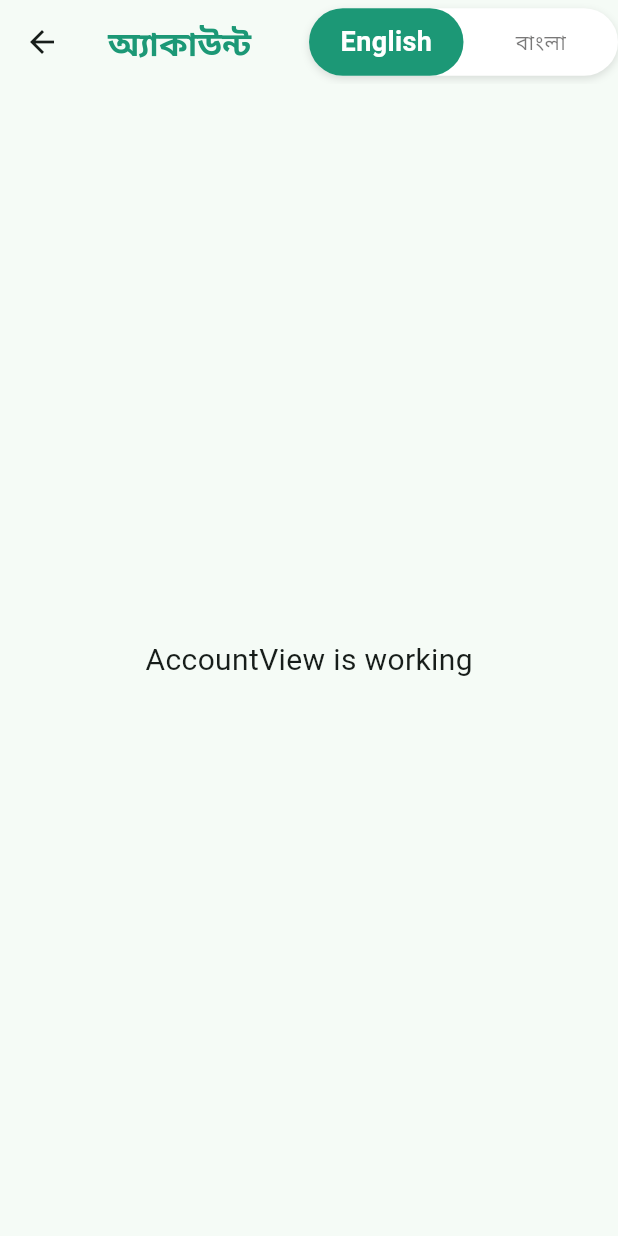
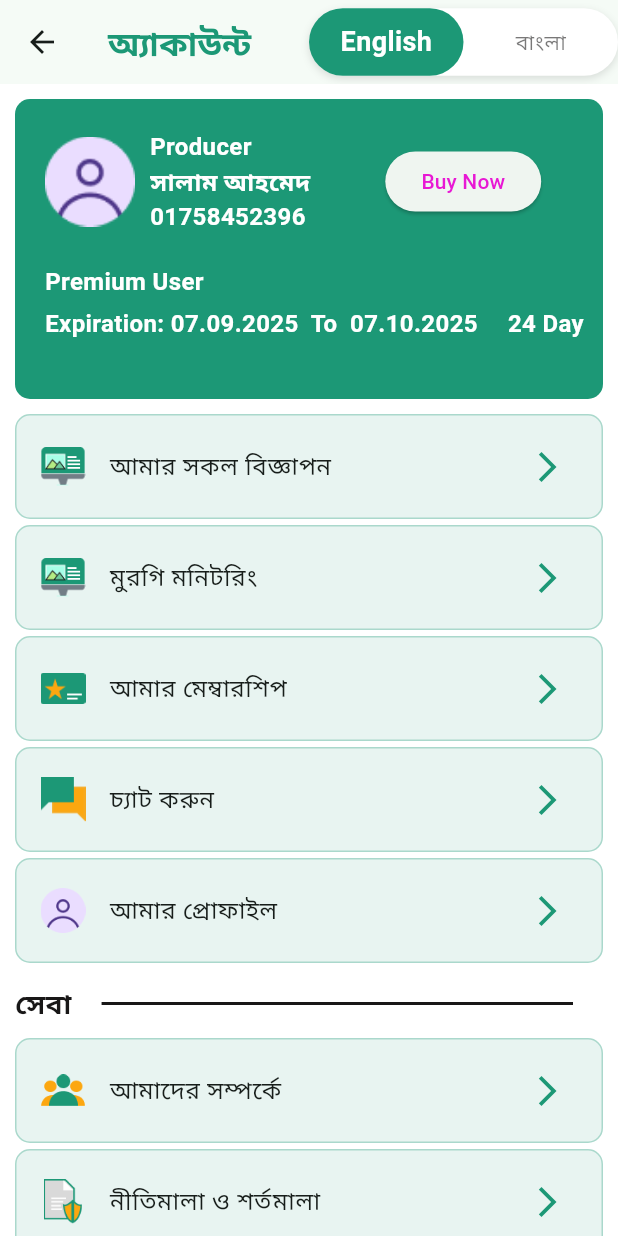
Before and after one commit to Milon3658/chicken_app, a Flutter app: the AccountView screen opened by its route, on a phone screen of 412 x 824 dp. Run offline on Flutter 3.47's test engine with Material 3 defaults, Android fonts, the phone set to English and light mode, and no system bars; drawn by our look-alikes of flutter_toggle_tab; our stand-ins replace gap, get.

Commit message:
Add new image assets and create ProfileTile widget for user profiles

```diff
--- a/lib/app/modules/account/views/account_view.dart
+++ b/lib/app/modules/account/views/account_view.dart
@@ -1,6 +1,9 @@
 import 'package:chicken/app/data/AppColors.dart';
+import 'package:chicken/app/modules/account/widgets/ProfileTile.dart';
+import 'package:chicken/app/modules/account/widgets/UserInfoCard.dart';
 import 'package:flutter/material.dart';
 import 'package:flutter_toggle_tab/flutter_toggle_tab.dart';
+import 'package:gap/gap.dart';
 import 'package:get/get.dart';
 import '../controllers/account_controller.dart';
 
@@ -13,6 +16,7 @@ class AccountView extends GetView<AccountController> {
       DataTab(title: "বাংলা"),
     ];
     return Scaffold(
+      backgroundColor: Colors.white,
       appBar: AppBar(
         title: Text(
           'অ্যাকাউন্ট',
@@ -40,10 +44,58 @@ class AccountView extends GetView<AccountController> {
               )),
         ],
       ),
-      body: const Center(
-        child: Text(
-          'AccountView is working',
-          style: TextStyle(fontSize: 20),
+      body: SingleChildScrollView(
+        child: Padding(
+          padding: const EdgeInsets.symmetric(horizontal: 10),
+          child: Column(
+            children: [
+              Gap(10),
+              Userinfocard(),
+              Gap(10),
+              Profiletile(
+                  title: 'আমার সকল বিজ্ঞাপন', image: 'assets/images/pc.png'),
+              Profiletile(
+                  title: 'মুরগি মনিটরিং', image: 'assets/images/pc.png'),
+              Profiletile(
+                  title: 'আমার মেম্বারশিপ', image: 'assets/images/member.png'),
+              Profiletile(title: 'চ্যাট করুন', image: 'assets/images/chat.png'),
+              Profiletile(
+                  title: 'আমার প্রোফাইল',
+                  image: 'assets/images/profileImg.png'),
+              Gap(10),
+              Row(
+                children: [
+                  Text(
+                    'সেবা',
+                    style: TextStyle(
+                        color: greyText,
+                        fontWeight: FontWeight.bold,
+                        fontSize: 18),
+                  ),
+                  Expanded(
+                    child: Padding(
+                      padding: const EdgeInsets.symmetric(horizontal: 20),
+                      child: Divider(
+                        color: greyText,
+                        thickness: 2,
+                      ),
+                    ),
+                  ),
+                ],
+              ),
+              Gap(10),
+              Profiletile(
+                  title: 'আমাদের সম্পর্কে', image: 'assets/images/group.png'),
+              Profiletile(
+                  title: 'নীতিমালা ও শর্তমালা',
+                  image: 'assets/images/info.png'),
+              Profiletile(
+                  title: 'গোপনীয়তা নীতি', image: 'assets/images/info.png'),
+              Profiletile(title: 'যোগাযোগ', image: 'assets/images/group.png'),
+              Profiletile(
+                  title: 'প্রস্থান করুন', image: 'assets/images/back.png'),
+            ],
+          ),
         ),
       ),
     );
--- /dev/null
+++ b/lib/app/modules/account/widgets/ProfileTile.dart
@@ -0,0 +1,41 @@
+import 'package:chicken/app/data/AppColors.dart';
+import 'package:flutter/material.dart';
+import 'package:gap/gap.dart';
+
+class Profiletile extends StatelessWidget {
+  String title;
+  String image;
+
+  Profiletile({required this.title, required this.image});
+
+  @override
+  Widget build(BuildContext context) {
+    return Column(
+      children: [
+        Container(
+          height: 70,
+          decoration: BoxDecoration(
+            color: primaryColor.withOpacity(0.1),
+            borderRadius: BorderRadius.circular(10),
+            border: Border.all(color: primaryColor.withOpacity(0.3)),
+          ),
+          child: Center(
+            child: ListTile(
+              leading: Image(
+                image: AssetImage(image),
+                height: 30,
+                width: 30,
+              ),
+              title: Text(title),
+              trailing: Icon(
+                Icons.arrow_forward_ios,
+                color: primaryColor,
+              ),
+            ),
+          ),
+        ),
+        Gap(4),
+      ],
+    );
+  }
+}
--- /dev/null
+++ b/lib/app/modules/account/widgets/UserInfoCard.dart
@@ -0,0 +1,108 @@
+import 'package:flutter/material.dart';
+import 'package:gap/gap.dart';
+
+class Userinfocard extends StatelessWidget {
+  const Userinfocard({super.key});
+
+  @override
+  Widget build(BuildContext context) {
+    return Container(
+      width: double.infinity,
+      height: 200,
+      decoration: BoxDecoration(
+        color: Color(0xff1C9876),
+        borderRadius: BorderRadius.circular(10),
+      ),
+      child: Column(
+        children: [
+          Padding(
+            padding: const EdgeInsets.symmetric(horizontal: 20, vertical: 20),
+            child: Row(
+              children: [
+                Image(
+                  image: AssetImage('assets/images/profileImg.png'),
+                  height: 60,
+                  width: 60,
+                  fit: BoxFit.cover,
+                ),
+                Gap(10),
+                Column(
+                  crossAxisAlignment: CrossAxisAlignment.start,
+                  children: [
+                    Text(
+                      'Producer',
+                      style: TextStyle(
+                          color: Colors.white,
+                          fontSize: 16,
+                          fontWeight: FontWeight.bold),
+                    ),
+                    Text(
+                      'সালাম আহমেদ',
+                      style: TextStyle(
+                          color: Colors.white,
+                          fontSize: 16,
+                          fontWeight: FontWeight.bold),
+                    ),
+                    Text(
+                      '01758452396',
+                      style: TextStyle(
+                          color: Colors.white,
+                          fontSize: 16,
+                          fontWeight: FontWeight.bold),
+                    )
+                  ],
+                ),
+                Gap(50),
+                ElevatedButton(
+                    style: ButtonStyle(),
+                    onPressed: () {},
+                    child: Text(
+                      'Buy Now',
+                      style: TextStyle(color: Color(0xffE818D4)),
+                    ))
+              ],
+            ),
+          ),
+          Padding(
+            padding: const EdgeInsets.only(left: 20),
+            child: Align(
+              alignment: Alignment.centerLeft,
+              child: Text(
+                'Premium User',
+                style: TextStyle(
+                    fontSize: 16,
+                    color: Colors.white,
+                    fontWeight: FontWeight.bold),
+              ),
+            ),
+          ),
+          Gap(5),
+          Padding(
+            padding: const EdgeInsets.only(left: 20),
+            child: Row(
+              children: [
+                Text(
+                  'Expiration: 07.09.2025  To  07.10.2025',
+                  style: TextStyle(
+                    fontSize: 16,
+                    color: Colors.white,
+                    fontWeight: FontWeight.bold,
+                  ),
+                ),
+                Gap(20),
+                Text(
+                  '24 Day',
+                  style: TextStyle(
+                    fontSize: 16,
+                    color: Colors.white,
+                    fontWeight: FontWeight.bold,
+                  ),
+                )
+              ],
+            ),
+          )
+        ],
+      ),
+    );
+  }
+}
```
Also changed, not shown: assets/images/addIcon.png (added), assets/images/back.png (added), assets/images/chat.png (added), assets/images/group.png (added), assets/images/info.png (added), assets/images/member.png (added), assets/images/pc.png (added), assets/images/profileImg.png (added).
